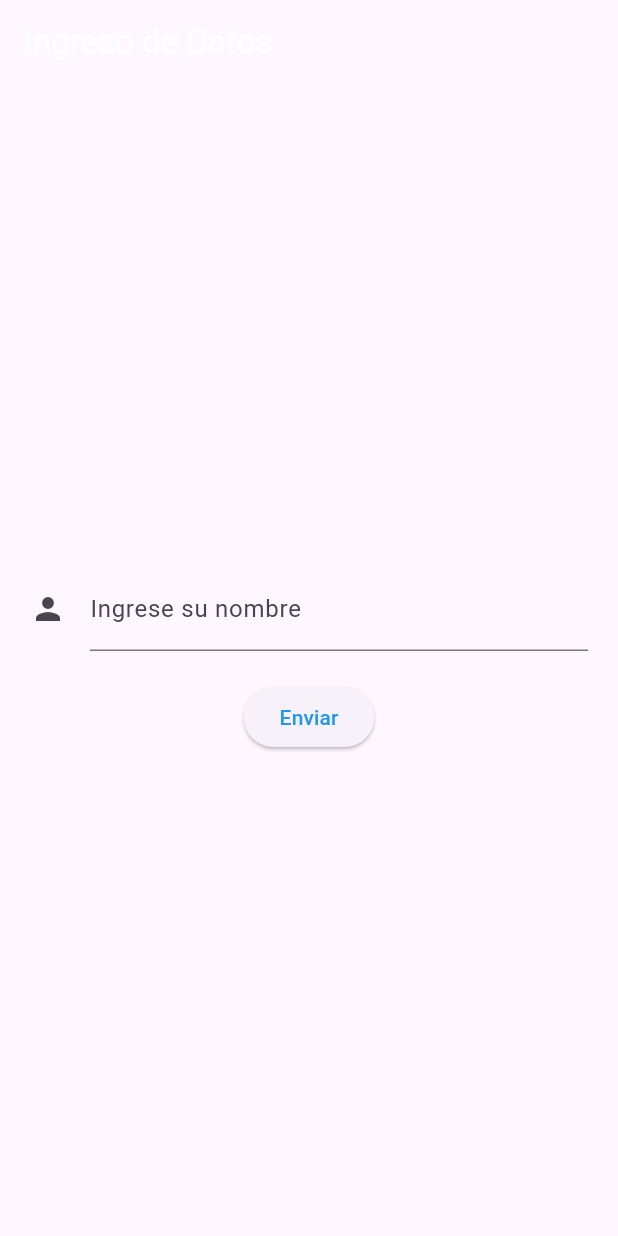
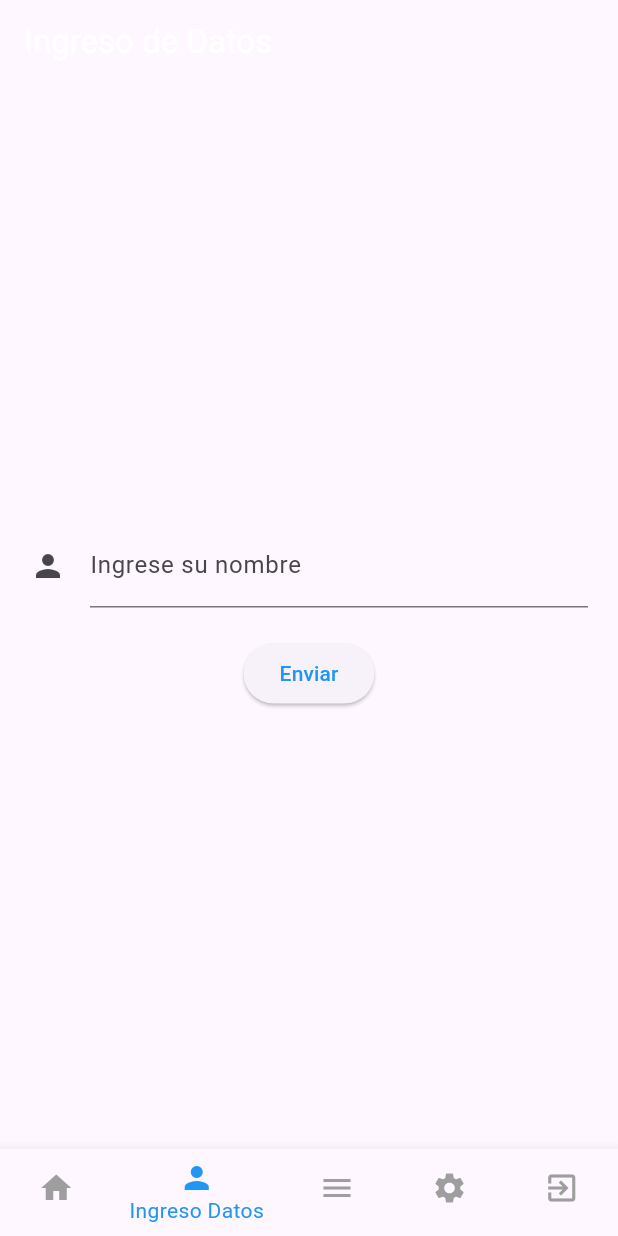
Before and after one commit to davichus/capacitacion_flutter, a Flutter app: the screen it shows after launch, on a phone screen of 412 x 824 dp. Run offline on Flutter 3.47's test engine with Material 3 defaults, Android fonts, the phone set to English and light mode, and no system bars.

Commit message:
Clase 5
NAVIGATION BAR

```diff
--- a/flutter_app_datos/lib/main.dart
+++ b/flutter_app_datos/lib/main.dart
@@ -1,5 +1,6 @@
 import 'package:flutter/material.dart';
 import 'package:flutter_app_datos/screens/ingreso_datos_screen.dart';
+import 'package:flutter_app_datos/screens/perfil_screen.dart';
 
 void main(){
   runApp(const MyApp());
@@ -16,6 +17,10 @@ class MyApp extends StatelessWidget{
       ),
       home: const IngresoDatosScreen(),
       debugShowCheckedModeBanner: false,
+      routes: {
+        '/ingreso': (context) => const IngresoDatosScreen(),
+        '/perfil': (context) => const PerfilScreen()
+      },
     );
   }
 }
--- a/flutter_app_datos/lib/screens/ingreso_datos_screen.dart
+++ b/flutter_app_datos/lib/screens/ingreso_datos_screen.dart
@@ -1,6 +1,8 @@
 import 'package:flutter/material.dart';
+import 'package:flutter_app_datos/helpers/funciones.dart';
 import 'package:flutter_app_datos/screens/resumen_datos_screen.dart';
 import 'package:flutter_app_datos/widgest/custom_button_widget.dart';
+import 'package:flutter_app_datos/widgest/custom_navigation_bottom_widget.dart';
 import 'package:flutter_app_datos/widgest/custom_text_wdiget.dart';
 
 class IngresoDatosScreen extends StatefulWidget {
@@ -13,6 +15,13 @@ class IngresoDatosScreen extends StatefulWidget {
 class _IngresoDatosScreenState extends State<IngresoDatosScreen> {
   TextEditingController txtcontrolador = TextEditingController();
 
+   int currentIndex = 1;
+   void onTabTapped(int index) {
+    setState(() {
+      currentIndex = index;
+    });
+    Funciones.navegar(context, index);
+  }
   @override
   Widget build(BuildContext context) {
     return Scaffold(
@@ -44,6 +53,12 @@ class _IngresoDatosScreenState extends State<IngresoDatosScreen> {
                     },
                     texto: 'Enviar')
               ],
-            )));
+            )
+            ),
+            bottomNavigationBar: CustomNavigationBottomWidget(
+              currentIndex: currentIndex,
+              onTap: onTabTapped,
+            ),
+    );
   }
 }
--- /dev/null
+++ b/flutter_app_datos/lib/widgest/custom_navigation_bottom_widget.dart
@@ -0,0 +1,43 @@
+import 'package:flutter/material.dart';
+
+class CustomNavigationBottomWidget extends StatelessWidget{
+   final int currentIndex;
+   final Function(int) onTap;
+
+  const CustomNavigationBottomWidget(
+    {super.key,
+    required this.currentIndex,
+    required this.onTap});
+
+    @override
+    Widget build(BuildContext context) {
+      return BottomNavigationBar(
+        items: const<BottomNavigationBarItem>[
+           BottomNavigationBarItem(
+            icon: Icon(Icons.home),
+            label: 'Home',
+          ),
+            BottomNavigationBarItem(
+            icon: Icon(Icons.person),
+            label: 'Ingreso Datos',
+          ),
+           BottomNavigationBarItem(
+            icon: Icon(Icons.menu),
+            label: 'Menu',
+          ),
+           BottomNavigationBarItem(
+            icon: Icon(Icons.settings),
+            label: 'Perfil',
+          ),
+           BottomNavigationBarItem(
+            icon: Icon(Icons.exit_to_app),
+            label: 'Salir',
+          ),
+        ],
+        currentIndex: currentIndex,
+        onTap: onTap,
+        selectedItemColor: Colors.blue,
+        unselectedItemColor: Colors.grey,
+      );
+    }
+}
```
Also changed, not shown: flutter_app_datos/lib/helpers/funciones.dart (+10 -0 lines), flutter_app_datos/lib/screens/perfil_screen.dart (added, +36 -0 lines).
